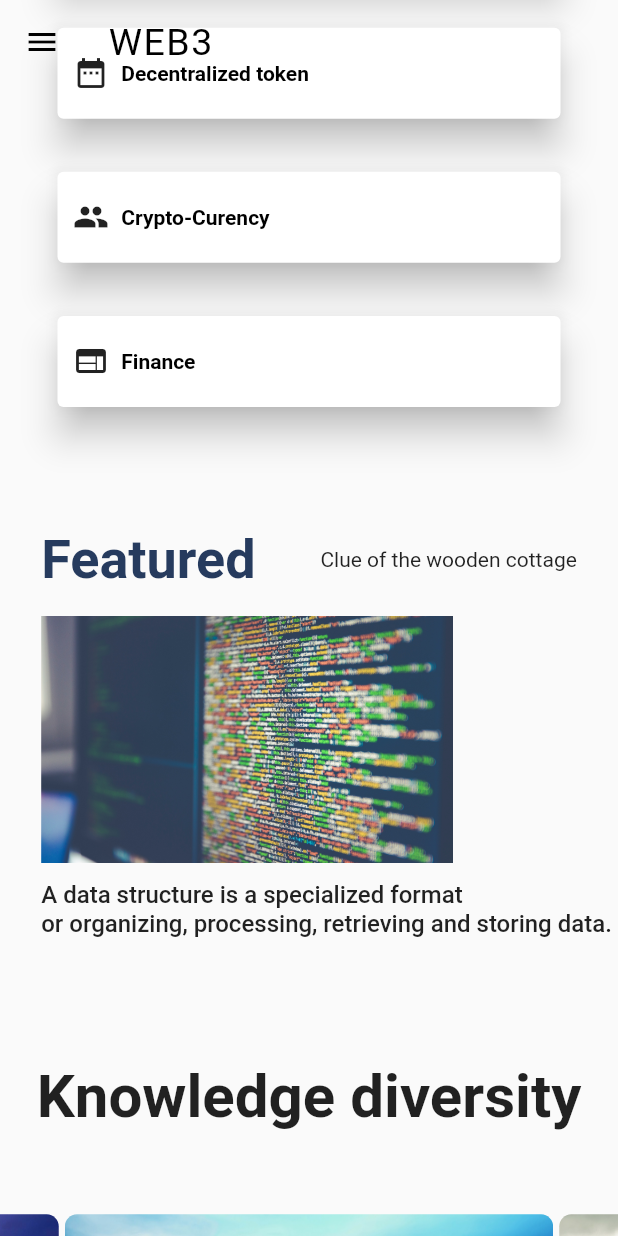
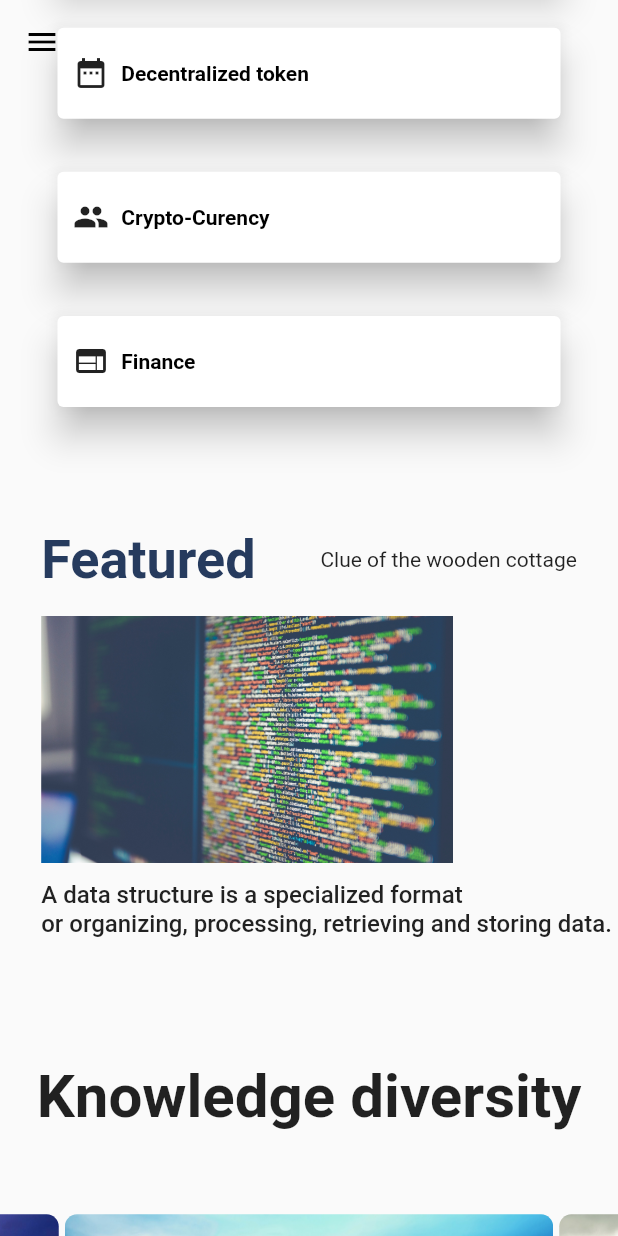
Before and after one commit to Anjesh-shni/web3, a Flutter app: the screen it shows after launch, scrolled down 576 dp, on a phone screen of 412 x 824 dp. Run offline on Flutter 3.47's test engine with Material 2 defaults, Android fonts, the phone set to English and light mode, and no system bars; drawn by our look-alikes of carousel_slider; our stand-ins replace shared_preferences; Roboto replaces fonts that are missing (Montserrat, Raleway).

Commit message:
new changes

```diff
--- a/lib/pages/home-page/home_page.dart
+++ b/lib/pages/home-page/home_page.dart
@@ -50,9 +50,9 @@ class _HomePageState extends State<HomePage> {
               backgroundColor: Colors.transparent,
               iconTheme: const IconThemeData(color: Colors.black),
               title: const Text(
-                "WEB3",
+                "AQUOS",
                 style: TextStyle(
-                  color: Colors.black,
+                  color: Colors.white,
                   fontSize: 25,
                   fontWeight: FontWeight.normal,
                   letterSpacing: 1,
@@ -77,7 +77,7 @@ class _HomePageState extends State<HomePage> {
                     height: screenSize.height * 0.65,
                     width: screenSize.width,
                     child: Image.asset(
-                      "assets/image/web1.jpg",
+                      "assets/image/web7.jpg",
                       fit: BoxFit.cover,
                     ),
                   ),
--- a/lib/pages/widget/carousel.dart
+++ b/lib/pages/widget/carousel.dart
@@ -2,6 +2,8 @@ import 'package:carousel_slider/carousel_slider.dart';
 import 'package:flutter/material.dart';
 
 class MainCarousel extends StatefulWidget {
+  const MainCarousel({Key? key}) : super(key: key);
+
   @override
   _MainCarouselState createState() => _MainCarouselState();
 }
@@ -11,8 +13,8 @@ class _MainCarouselState extends State<MainCarousel> {
 
   final CarouselController _controller = CarouselController();
 
-  List _isHovering = [false, false, false, false, false, false, false];
-  List _isSelected = [true, false, false, false, false, false, false];
+  final List _isHovering = [false, false, false, false, false, false, false];
+  final List _isSelected = [true, false, false, false, false, false, false];
 
   int _current = 0;
 
@@ -148,11 +150,11 @@ class _MainCarouselState extends State<MainCarousel> {
                                       maintainState: true,
                                       visible: _isSelected[i],
                                       child: AnimatedOpacity(
-                                        duration: Duration(milliseconds: 400),
+                                        duration: const Duration(milliseconds: 400),
                                         opacity: _isSelected[i] ? 1 : 0,
                                         child: Container(
                                           height: 5,
-                                          decoration: BoxDecoration(
+                                          decoration: const BoxDecoration(
                                             color: Colors.blueGrey,
                                             borderRadius: BorderRadius.all(
                                               Radius.circular(10),
--- a/lib/pages/widget/menu_drawer.dart
+++ b/lib/pages/widget/menu_drawer.dart
@@ -8,10 +8,11 @@ class MenuDrawer extends StatelessWidget {
   @override
   Widget build(BuildContext context) {
     return Drawer(
+      elevation: 10,
+      backgroundColor: Colors.grey,
       child: Container(
         color: Colors.grey.shade800,
         child: Padding(
-
           padding: const EdgeInsets.all(16.0),
           child: Column(
             crossAxisAlignment: CrossAxisAlignment.start,
@@ -70,7 +71,7 @@ class MenuDrawer extends StatelessWidget {
                 child: Align(
                   alignment: Alignment.bottomCenter,
                   child: Text(
-                    'Copyright © 2022 | Grey-Elk@Anjesh',
+                    'Copyright © 2022 | AQUOS',
                     style: TextStyle(
                       color: Colors.blueGrey.shade200,
                       fontSize: 14,
--- a/pubspec.yaml
+++ b/pubspec.yaml
@@ -20,6 +20,7 @@ dependencies:
   http: ^0.13.5
   chewie: ^1.2.2
   video_player: ^2.1.10
+  get: ^4.6.5
 
 dev_dependencies:
   flutter_test:
```
Also changed, not shown: lib/pages/home-page/topbar_content.dart (+7 -21 lines), pubspec.lock.
